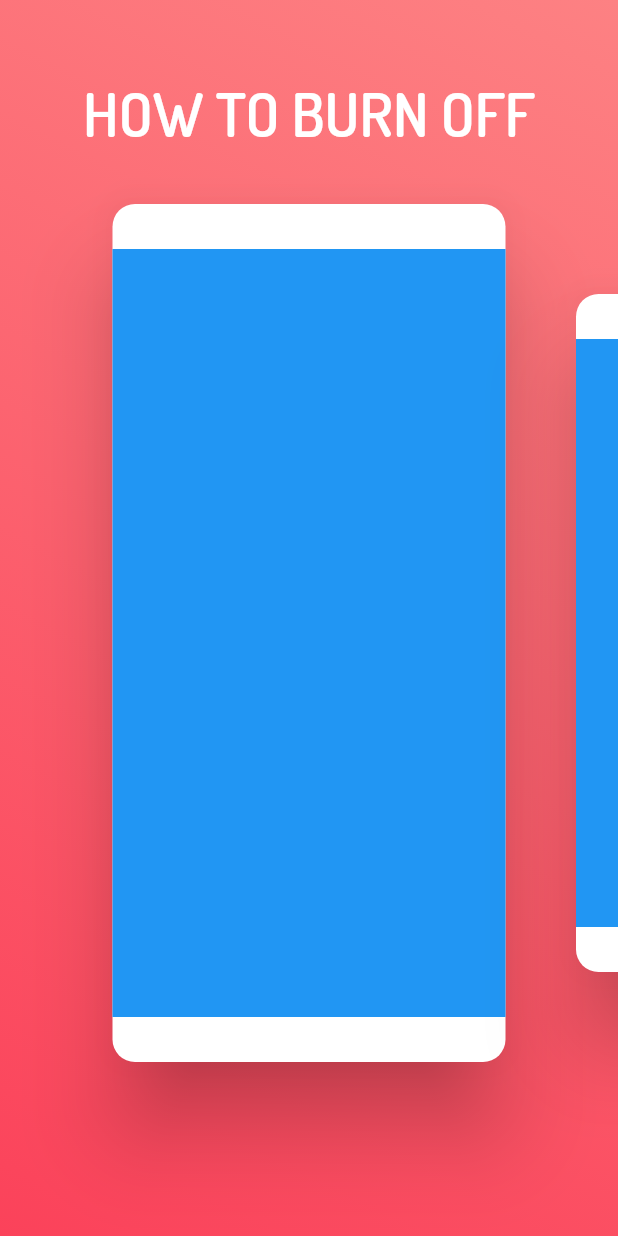
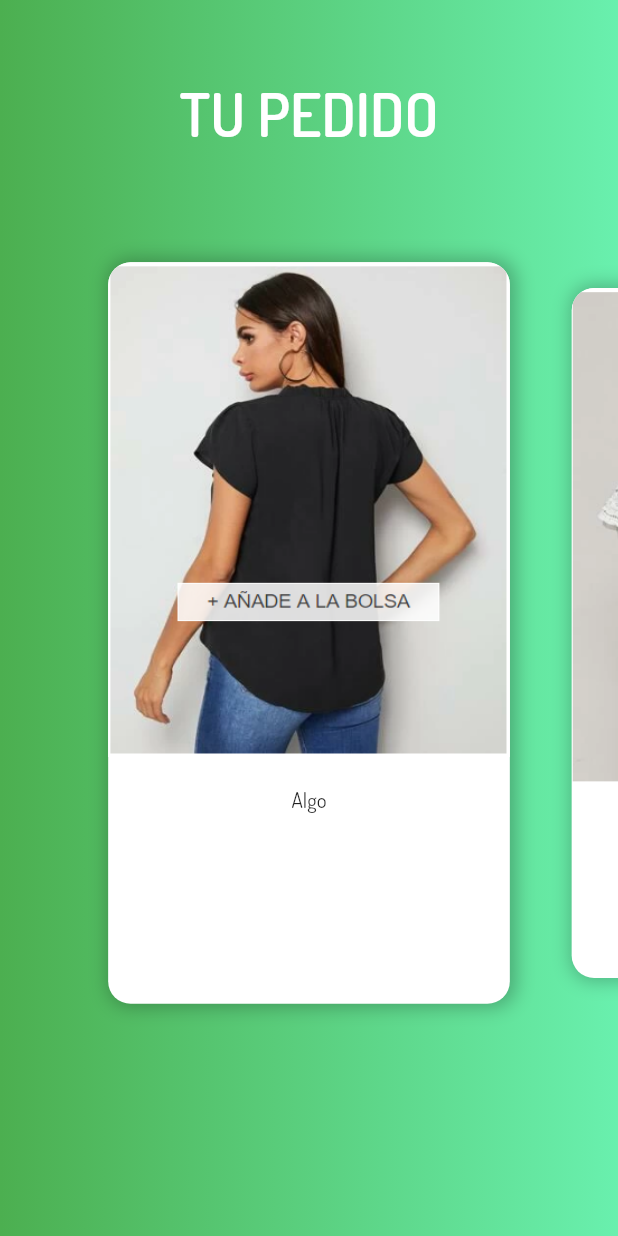
Before and after one commit to julioamadortejeda/pedidosapp_v1, a Flutter app: the PedidoDetail screen opened by its route, on a phone screen of 412 x 824 dp. Run offline on Flutter 3.47's test engine with Material 2 defaults, Android fonts, the phone set to English and light mode, and no system bars; our stand-ins replace flutter_svg.

Commit message:
se agregan card de articulos

```diff
--- /dev/null
+++ b/lib/src/models/list_pedidos.dart
@@ -0,0 +1,13 @@
+
+import 'package:flutter/material.dart';
+import 'package:pedidosapp_v1/src/models/pedido_detail_user.dart';
+
+class ListPedidos {
+ static List<PedidoDetailUser> listPedidos= [
+   PedidoDetailUser(id: 1, image: 'assets/images/pedidos/p1.png', quantity: 1, size: 'S', background: LinearGradient(colors: [Colors.green, Colors.greenAccent])),
+   PedidoDetailUser(id: 1, image: 'assets/images/pedidos/p2.png', quantity: 1, size: 'S', background: LinearGradient(colors: [Colors.red, Colors.redAccent])),
+   PedidoDetailUser(id: 1, image: 'assets/images/pedidos/p3.png', quantity: 1, size: 'S', background: LinearGradient(colors: [Colors.yellow, Colors.yellowAccent])),
+   PedidoDetailUser(id: 1, image: 'assets/images/pedidos/p4.png', quantity: 1, size: 'S', background: LinearGradient(colors: [Colors.pink, Colors.pinkAccent])),
+   PedidoDetailUser(id: 1, image: 'assets/images/pedidos/p5.png', quantity: 1, size: 'S', background: LinearGradient(colors: [Colors.blue, Colors.blueAccent])),
+ ];
+}
--- /dev/null
+++ b/lib/src/models/pedido_detail_user.dart
@@ -0,0 +1,12 @@
+import 'package:flutter/material.dart';
+
+class PedidoDetailUser {
+  final int id;
+  final String image;
+  final int quantity;
+  final String size;
+  final LinearGradient background;
+
+
+  PedidoDetailUser({this.id, this.image, this.quantity, this.size, this.background});
+}
--- a/lib/src/pages/home_page.dart
+++ b/lib/src/pages/home_page.dart
@@ -9,7 +9,6 @@ class HomePage extends StatelessWidget {
       activo: true,
       fechaFin: DateTime.now().add(Duration(days: 5)),
       fechaInicio: DateTime.now());
-
 
   @override
   Widget build(BuildContext context) {
@@ -73,7 +72,7 @@ class HomePage extends StatelessWidget {
           },
           child: Column(children: <Widget>[
             Container(
-              padding: EdgeInsets.only(top: size.height * 0.05),
+              padding: EdgeInsets.only(top: size.height * 0.03),
               child: Text(
                 'Pedido #${pedido.id}',
                 style: TextStyle(
@@ -103,6 +102,7 @@ class HomePage extends StatelessWidget {
                 fit: BoxFit.fill,
               ),
             ),
+            Expanded(child: Container()),
             Container(
               margin: EdgeInsets.only(top: size.height * 0.01),
               child: Text(
@@ -121,6 +121,7 @@ class HomePage extends StatelessWidget {
                   fontWeight: FontWeight.bold,
                   color: pedido.color.withAlpha(200)),
             ),
+            SizedBox(height: 15.0,)
           ]),
         ),
       ),
--- a/lib/src/pages/pedido_detail_page.dart
+++ b/lib/src/pages/pedido_detail_page.dart
@@ -1,26 +1,24 @@
 import 'package:flutter/material.dart';
-import 'package:pedidosapp_v1/src/models/aliments.dart';
+
+//Custom imports
+import 'package:pedidosapp_v1/src/models/list_pedidos.dart';
 import 'package:pedidosapp_v1/src/pages/page.dart';
-import 'package:pedidosapp_v1/src/widgets/aliment.dart';
 import 'package:pedidosapp_v1/src/widgets/card_item.dart';
 import 'package:pedidosapp_v1/src/widgets/pager.dart';
+import 'package:pedidosapp_v1/src/widgets/pedido_widget.dart';
 
 class PedidoDetail extends StatelessWidget {
   @override
   Widget build(BuildContext context) {
     return Scaffold(
       body: Container(
-        child: MenuPager(children: Aliments.aliments.map(
-                (aliment) => Page(
-                      title: "HOW TO BURN OFF",
-                      background: aliment.background,
-                      icon: aliment.bottomImage,
+        child: MenuPager(children: ListPedidos.listPedidos.map(
+                (pedido) => Page(
+                      title: "TU PEDIDO",
+                      background: pedido.background,
+                      icon: null,
                       child: CardItem(
-                        child: Container(
-                          color: Colors.yellow,
-                          width: 100.0,
-                          height: 100.0,
-                        )
+                        child: PedidoWidget(pedido: pedido,)
                       ),
                     ),
               )
--- a/lib/src/widgets/card_item.dart
+++ b/lib/src/widgets/card_item.dart
@@ -7,24 +7,50 @@ class CardItem extends StatelessWidget {
 
   @override
   Widget build(BuildContext context) {
+    return _cardTipo2(context);
     return Card(
       shape: RoundedRectangleBorder(
         borderRadius: BorderRadius.circular(15.0),
       ),
       elevation: 25.0,
       child: Container(
-        height: MediaQuery.of(context).size.height - 50,
-        width: MediaQuery.of(context).size.width - 150,
+        height: MediaQuery.of(context).size.height * 0.6,
+        width: MediaQuery.of(context).size.width - 130,
         child: Container(
-          margin: EdgeInsets.only(top: 30.0, bottom: 30.0),
-          color: Colors.blue,
-          child: Container(
-            //color: Colors.red,
-            width: 50.0,
-            height: 50.0,
-          ),
+          margin: EdgeInsets.only(bottom: 30.0),
+          //color: Colors.blue,
+
+          child: child,
         ),
       ),
     );
   }
+
+  Widget _cardTipo2(BuildContext context) {
+    final cardHeight = MediaQuery.of(context).size.height * 0.6;
+    final cardWidth = MediaQuery.of(context).size.width * 0.65;
+    final card = Container(
+      height: cardHeight,
+      width: cardWidth,
+      //clipBehavior: Clip.antiAlias,
+      child: child
+    );
+
+    return Container(
+      decoration: BoxDecoration(
+          color: Colors.white,
+          borderRadius: BorderRadius.circular(15.0),
+          boxShadow: <BoxShadow>[
+            BoxShadow(
+                color: Colors.black26,
+                blurRadius: 10.0,
+                spreadRadius: 2.0,
+                offset: Offset(2.0, 0.0))
+          ]),
+      child: ClipRRect(
+        child: card,
+        borderRadius: BorderRadius.circular(15.0),
+      ),
+    );
+  }
 }
--- /dev/null
+++ b/lib/src/widgets/pedido_widget.dart
@@ -0,0 +1,165 @@
+import 'package:flutter/material.dart';
+
+import 'package:flutter_svg/flutter_svg.dart';
+import 'package:pedidosapp_v1/src/models/pedido.dart';
+import 'package:pedidosapp_v1/src/models/pedido_detail_user.dart';
+
+class PedidoWidget extends StatelessWidget {
+  // final LinearGradient theme;
+  final PedidoDetailUser pedido;
+  // final VoidCallback increment;
+  // final VoidCallback decrement;
+
+  PedidoWidget({
+    @required this.pedido,
+    //@required this.theme
+  });
+
+  @override
+  Widget build(BuildContext context) {
+    final size = MediaQuery.of(context).size;
+    return Column(
+      children: <Widget>[
+        FadeInImage(
+            //image: NetworkImage('https://i.redd.it/1w6s6g3613f31.jpg'),
+            image: AssetImage(pedido.image),
+            placeholder: AssetImage('assets/images/loader.gif'),
+            fadeInDuration: Duration(milliseconds: 200),
+            height: size.height * 0.4,
+            width: double.infinity,
+            fit: BoxFit.fill),
+        Padding(
+          padding: EdgeInsets.symmetric(horizontal: 10.0, vertical: 5.0),
+        ),
+        Container(padding: EdgeInsets.all(10.0), child: Text('Algo'))
+      ],
+    );
+
+    return Column(
+      //mainAxisAlignment: MainAxisAlignment.center,
+      children: <Widget>[
+        Image(
+          image: AssetImage('assets/images/pedidos/p1.png'),
+        ),
+        // Container(
+        //   child: Column(
+        //     children: <Widget>[
+        //       Text(aliment.name,
+        //           style: TextStyle(
+        //               fontSize: 60.0,
+        //               fontWeight: FontWeight.w700,
+        //               fontFamily: 'Qwigley')),
+        //       Padding(
+        //         padding: EdgeInsets.only(top: 15.0),
+        //         child: Text("• " + aliment.subtitle + " •",
+        //           style: TextStyle(
+        //               color: Colors.black,
+        //               fontSize: 17.0,
+        //               fontFamily: 'Dosis',
+        //               fontWeight: FontWeight.w400),
+        //         ),
+        //       ),
+        //     ],
+        //   ),
+        // ),
+        // Row(
+        //   mainAxisAlignment: MainAxisAlignment.center,
+        //   children: <Widget>[
+        //     Container(
+        //       decoration: BoxDecoration(
+        //           color: theme.colors[0]
+        //       ),
+        //       width: 70,
+        //       height: 1.0,
+        //     ),
+        //     Container(
+        //       child: OutlineButton(
+        //         borderSide: BorderSide(color: theme.colors[0]),
+        //         onPressed: () => null,
+        //         shape: StadiumBorder(),
+        //         child: SizedBox(
+        //           width: 60.0,
+        //           height: 45.0,
+        //           child: Center(
+        //               child: Text('${aliment.totalCalories.toInt()}' + "cal",
+        //                   style: TextStyle(
+        //                       color: theme.colors[0],
+        //                       fontSize: 17.0,
+        //                       fontWeight: FontWeight.w400
+        //                   ),
+        //                   textAlign: TextAlign.center)),
+        //         ),
+        //       ),
+        //     ),
+        //     Container(
+        //       decoration: BoxDecoration(
+        //           color: theme.colors[0]
+        //       ),
+        //       width: 70,
+        //       height: 1.0,
+        //     ),
+        //   ],
+        // ),
+        // Container(
+        //     child: Row(
+        //       mainAxisAlignment: MainAxisAlignment.spaceEvenly,
+        //       children: <Widget>[
+        //         Column(
+        //           children: <Widget>[
+        //             SvgPicture.asset(
+        //               "assets/images/running.svg",
+        //               width: 30.0,
+        //               height: 30.0,
+        //             ),
+        //             Padding(
+        //               padding: EdgeInsets.only(top: 8.0),
+        //               child: Text('${aliment.runTime.toInt()}' + " min"),
+        //             ),
+        //           ],
+        //         ),
+        //         Column(
+        //           children: <Widget>[
+        //             SvgPicture.asset(
+        //               "assets/images/bicycle.svg",
+        //               width: 30.0,
+        //               height: 30.0,
+        //             ),
+        //             Padding(
+        //               padding: EdgeInsets.only(top: 8.0),
+        //               child: Text('${aliment.bikeTime.toInt()}' + " min"),
+        //             ),
+        //           ],
+        //         ),
+        //         Column(
+        //           children: <Widget>[
+        //             SvgPicture.asset(
+        //               "assets/images/swim.svg",
+        //               width: 30.0,
+        //               height: 30.0,
+        //             ),
+        //             Padding(
+        //               padding: EdgeInsets.only(top: 8.0),
+        //               child: Text('${aliment.swimTime.toInt()}' + " min"),
+        //             ),
+        //           ],
+        //         ),
+        //         Column(
+        //           children: <Widget>[
+        //             SvgPicture.asset(
+        //               "assets/images/workout.svg",
+        //               width: 30.0,
+        //               height: 30.0,
+        //             ),
+        //             Padding(
+        //               padding: EdgeInsets.only(top: 8.0),
+        //               child: Text('${aliment.workoutTime.toInt()}' + " min"),
+        //             ),
+        //           ],
+        //         ),
+        //       ],
+        //     )
+        // ),
+      ],
+    );
+  }
+}
--- a/pubspec.yaml
+++ b/pubspec.yaml
@@ -44,6 +44,7 @@ flutter:
   # To add assets to your application, add an assets section, like this:
   assets:
    - assets/images/
+   - assets/images/pedidos/
   # - images/a_dot_ham.jpeg
 
   # An image asset can refer to one or more resolution-specific "variants", see
```
Also changed, not shown: assets/images/pedidos/p1.png (added), assets/images/pedidos/p2.png (added), assets/images/pedidos/p3.png (added), assets/images/pedidos/p4.png (added), assets/images/pedidos/p5.png (added).
